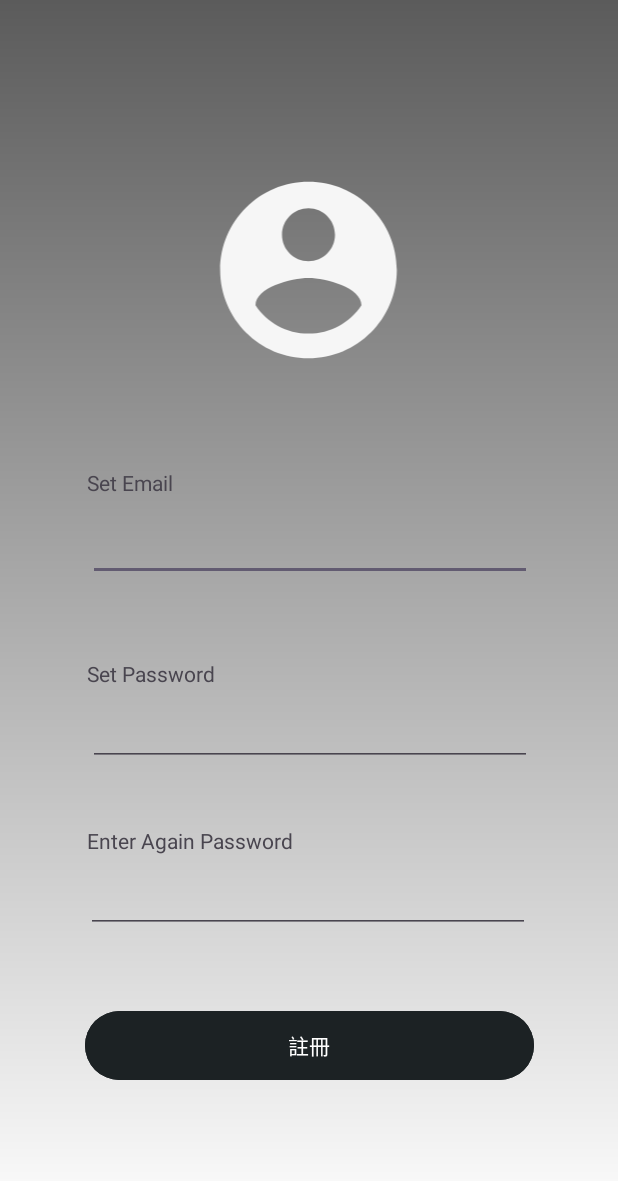
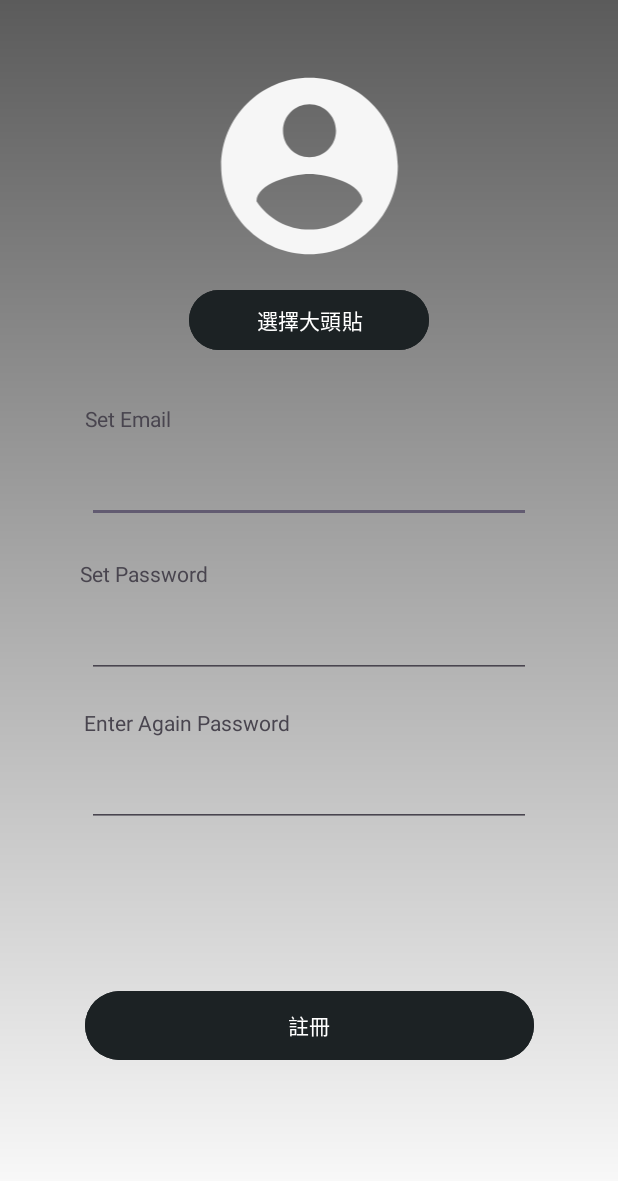
Before and after one commit to Yanruckater/Change_thing_android, an Android app: the register_view screen opened directly, with no data from a screen before it, after a tap on "註冊", on a phone screen of 412 x 824 dp. Shown: the top 1181 px of the screen. Run offline under Robolectric (Android 15) with nearby library versions, the phone set to English and light mode, and no system bars; our stand-ins replace Firebase (no records; nobody signed in at launch, a user with empty details on screens opened directly).

Commit message:
feat:upload_image

```diff
--- a/app/src/main/java/com/example/change_things_android_final_demo/register_view.java
+++ b/app/src/main/java/com/example/change_things_android_final_demo/register_view.java
@@ -1,86 +1,192 @@
 package com.example.change_things_android_final_demo;
 
 import android.content.Intent;
+import android.net.Uri;
 import android.os.Bundle;
-import android.view.View;
+import android.util.Log;
 import android.widget.Button;
+import android.widget.EditText;
 import android.widget.ImageView;
-import android.widget.TextView;
 import android.widget.Toast;
 
-import androidx.activity.EdgeToEdge;
+import androidx.activity.result.ActivityResultLauncher;
+import androidx.activity.result.contract.ActivityResultContracts;
 import androidx.appcompat.app.AppCompatActivity;
-import androidx.core.graphics.Insets;
-import androidx.core.view.ViewCompat;
-import androidx.core.view.WindowInsetsCompat;
 
-import com.google.firebase.Firebase;
+import com.bumptech.glide.Glide;
 import com.google.firebase.auth.FirebaseAuth;
 import com.google.firebase.auth.FirebaseUser;
+import com.google.firebase.auth.UserProfileChangeRequest;
+import com.google.firebase.firestore.FirebaseFirestore;
+import com.google.firebase.firestore.FieldValue;
+import com.google.firebase.storage.FirebaseStorage;
+import com.google.firebase.storage.StorageReference;
+import com.google.firebase.storage.StorageMetadata;
+import com.google.firebase.storage.UploadTask;
+
+import java.util.HashMap;
+import java.util.Map;
 
 public class register_view extends AppCompatActivity {
-    public Button mbuttonRegister;
-    private TextView mtextViewEmail, mtextViewPassword, mtextViewPassword2;
-    ImageView mimageView;
+
+    private EditText mEmail, mPassword;
+    private Button mRegister, mUploadImage;
+    private ImageView mImageView;
 
     private FirebaseAuth mAuth;
+    private FirebaseFirestore mFirestore;
+    private StorageReference storageRef;
+    private Uri profileImageUri;
+    private UploadTask uploadTask;
 
     @Override
     protected void onCreate(Bundle savedInstanceState) {
         super.onCreate(savedInstanceState);
-        EdgeToEdge.enable(this);
         setContentView(R.layout.activity_register_view);
-        ViewCompat.setOnApplyWindowInsetsListener(findViewById(R.id.main), (v, insets) -> {
-            Insets systemBars = insets.getInsets(WindowInsetsCompat.Type.systemBars());
-            v.setPadding(systemBars.left, systemBars.top, systemBars.right, systemBars.bottom);
-            return insets;
+
+        // 初始化UI元件
+        mEmail = findViewById(R.id.editTextEmailAddress2);
+        mPassword = findViewById(R.id.editregisterPassword);
+        mRegister = findViewById(R.id.register);
+        mUploadImage = findViewById(R.id.upload_image);
+        mImageView = findViewById(R.id.imageview);
+
+        // 初始化Firebase服務
+        mAuth = FirebaseAuth.getInstance();
+        mFirestore = FirebaseFirestore.getInstance();
+        storageRef = FirebaseStorage.getInstance().getReference();
+
+        // 圖片選擇器
+        ActivityResultLauncher<String> imagePicker = registerForActivityResult(
+                new ActivityResultContracts.GetContent(),
+                uri -> {
+                    if (uri != null) {
+                        profileImageUri = uri;
+                        Glide.with(this).load(uri).into(mImageView);
+                    }
                 });
-        mbuttonRegister = findViewById(R.id.button4);
-        mtextViewEmail = findViewById(R.id.editTextEmailAddress2);
-        mtextViewPassword = findViewById(R.id.editregisterPassword);
-        mtextViewPassword2 = findViewById(R.id.editregisterPassword2);
-        mimageView = findViewById(R.id.imageView2);
 
-        mAuth = FirebaseAuth.getInstance();
+        mUploadImage.setOnClickListener(v -> imagePicker.launch("image/*"));
 
+        mRegister.setOnClickListener(v -> registerUser());
+    }
 
-        mimageView.setImageDrawable(getResources().getDrawable(R.drawable.baseline_account_circle_24));
-        mbuttonRegister.setOnClickListener(new View.OnClickListener() {
-            @Override
-            public void onClick(View v) {
-                String email = mtextViewEmail.getText().toString().trim();
-                String password = mtextViewPassword.getText().toString().trim();
-                String password2 = mtextViewPassword2.getText().toString().trim();
+    private void registerUser() {
+        String email = mEmail.getText().toString().trim();
+        String password = mPassword.getText().toString().trim();
 
-                if (email.isEmpty() || password.isEmpty() || password2.isEmpty()) {
-                    Toast.makeText(register_view.this, "請完整填寫所有欄位", Toast.LENGTH_SHORT).show();
+        // 輸入驗證
+        if (email.isEmpty() || password.isEmpty()) {
+            Toast.makeText(this, "請輸入信箱和密碼", Toast.LENGTH_SHORT).show();
             return;
         }
 
-                if (!password.equals(password2)) {
-                    Toast.makeText(register_view.this, "兩次密碼不一致", Toast.LENGTH_SHORT).show();
+        if (profileImageUri == null) {
+            Toast.makeText(this, "請選擇頭像圖片", Toast.LENGTH_SHORT).show();
             return;
         }
 
+        // 禁用按鈕防止重複提交
+        mRegister.setEnabled(false);
+        Toast.makeText(this, "註冊中...", Toast.LENGTH_SHORT).show();
+
+        // 創建用戶帳號
         mAuth.createUserWithEmailAndPassword(email, password)
                 .addOnCompleteListener(task -> {
                     if (task.isSuccessful()) {
-                                FirebaseUser user = mAuth.getCurrentUser();
-                                Toast.makeText(register_view.this, "註冊成功", Toast.LENGTH_SHORT).show();
-                                // 導向登入畫面
-                                Intent intent = new Intent(register_view.this, login_view.class);
-                                startActivity(intent);
-                                finish();
+                        uploadImageToFirebase();
                     } else {
-                                Toast.makeText(register_view.this, "註冊失敗：" + task.getException().getMessage(), Toast.LENGTH_SHORT).show();
+                        Toast.makeText(this, "註冊失敗: " + task.getException().getMessage(),
+                                Toast.LENGTH_LONG).show();
+                        mRegister.setEnabled(true);
                     }
                 });
     }
+
+    private void uploadImageToFirebase() {
+        FirebaseUser user = mAuth.getCurrentUser();
+        if (user == null || profileImageUri == null) {
+            mRegister.setEnabled(true);
+            return;
+        }
+
+        // 結構化儲存路徑：users/{uid}/profile_images/profile_{timestamp}.jpg
+        String imagePath = "users/" + user.getUid() +
+                "/profile_images/profile_" + System.currentTimeMillis() + ".jpg";
+
+        StorageReference profileRef = storageRef.child(imagePath);
+
+        // 設定檔案中繼資料
+        StorageMetadata metadata = new StorageMetadata.Builder()
+                .setContentType("image/jpeg")
+                .setCustomMetadata("uploader", user.getUid())
+                .build();
+
+        // 執行上傳
+        uploadTask = profileRef.putFile(profileImageUri, metadata);
+        uploadTask.addOnProgressListener(taskSnapshot -> {
+                    double progress = (100.0 * taskSnapshot.getBytesTransferred()) /
+                            taskSnapshot.getTotalByteCount();
+                    Log.d("Upload", "進度: " + progress + "%");
+                })
+                .addOnSuccessListener(taskSnapshot -> {
+                    // 獲取下載URL
+                    profileRef.getDownloadUrl().addOnSuccessListener(uri -> {
+                        updateUserProfile(user, uri.toString(), imagePath);
                     });
+                })
+                .addOnFailureListener(e -> {
+                    Toast.makeText(this, "圖片上傳失敗: " + e.getMessage(),
+                            Toast.LENGTH_LONG).show();
+                    mRegister.setEnabled(true);
+                });
+    }
 
+    private void updateUserProfile(FirebaseUser user, String imageUrl, String imagePath) {
+        UserProfileChangeRequest profileUpdates = new UserProfileChangeRequest.Builder()
+                .setDisplayName(user.getEmail().split("@")[0]) // 使用信箱前綴作為預設名稱
+                .setPhotoUri(Uri.parse(imageUrl))
+                .build();
 
+        user.updateProfile(profileUpdates)
+                .addOnCompleteListener(task -> {
+                    if (task.isSuccessful()) {
+                        saveUserDataToFirestore(user.getUid(), imageUrl, imagePath);
+                    } else {
+                        Toast.makeText(this, "更新個人資料失敗", Toast.LENGTH_SHORT).show();
+                        mRegister.setEnabled(true);
+                    }
+                });
+    }
 
+    private void saveUserDataToFirestore(String userId, String imageUrl, String imagePath) {
+        Map<String, Object> userData = new HashMap<>();
+        userData.put("email", mAuth.getCurrentUser().getEmail());
+        userData.put("profileImageUrl", imageUrl);
+        userData.put("profileImagePath", imagePath);
+        userData.put("createdAt", FieldValue.serverTimestamp());
+        userData.put("lastLogin", FieldValue.serverTimestamp());
 
+        mFirestore.collection("users").document(userId)
+                .set(userData)
+                .addOnSuccessListener(aVoid -> {
+                    Toast.makeText(this, "註冊成功！", Toast.LENGTH_SHORT).show();
+                    startActivity(new Intent(this, login_view.class));
+                    finish();
+                })
+                .addOnFailureListener(e -> {
+                    Toast.makeText(this, "資料儲存失敗: " + e.getMessage(),
+                            Toast.LENGTH_SHORT).show();
+                    mRegister.setEnabled(true);
+                });
+    }
 
+    @Override
+    protected void onDestroy() {
+        super.onDestroy();
+        // 取消進行中的上傳任務
+        if (uploadTask != null && uploadTask.isInProgress()) {
+            uploadTask.cancel();
         }
     }
+}
--- a/app/src/main/res/layout/activity_register_view.xml
+++ b/app/src/main/res/layout/activity_register_view.xml
@@ -8,93 +8,115 @@
     android:background="@drawable/background_color"
     tools:context=".register_view">
 
+    <!-- 上方頭像 -->
+    <ImageView
+        android:id="@+id/imageview"
+        android:layout_width="154dp"
+        android:layout_height="141dp"
+        android:layout_marginTop="40dp"
+        app:layout_constraintTop_toTopOf="parent"
+        app:layout_constraintStart_toStartOf="parent"
+        app:layout_constraintEnd_toEndOf="parent"
+        app:srcCompat="@drawable/baseline_account_circle_24" />
+
+    <!-- 上傳圖片按鈕 -->
+    <Button
+        android:id="@+id/upload_image"
+        android:layout_width="160dp"
+        android:layout_height="wrap_content"
+        android:layout_marginTop="8dp"
+        android:backgroundTint="#1C2224"
+        android:text="選擇大頭貼"
+        android:textColor="@android:color/white"
+        app:layout_constraintEnd_toEndOf="parent"
+        app:layout_constraintStart_toStartOf="parent"
+        app:layout_constraintTop_toBottomOf="@+id/imageview" />
+
+    <!-- Set Email -->
+
     <TextView
-        android:id="@+id/textView3"
+        android:id="@+id/textView5"
         android:layout_width="wrap_content"
         android:layout_height="wrap_content"
-        android:text="Enter Again Password"
-        app:layout_constraintBottom_toTopOf="@+id/editregisterPassword2"
+        android:layout_marginTop="32dp"
+        android:text="Set Email"
         app:layout_constraintEnd_toEndOf="parent"
-        app:layout_constraintHorizontal_bias="0.212"
-        app:layout_constraintStart_toStartOf="parent" />
+        app:layout_constraintHorizontal_bias="0.159"
+        app:layout_constraintStart_toStartOf="parent"
+        app:layout_constraintTop_toBottomOf="@+id/upload_image" />
 
-    <Button
-        android:id="@+id/button4"
-        android:layout_width="299dp"
-        android:layout_height="54dp"
-        android:layout_marginBottom="100dp"
-        android:backgroundTint="#1C2224"
-        android:text="註冊"
-        app:layout_constraintBottom_toBottomOf="parent"
+    <EditText
+        android:id="@+id/editTextEmailAddress2"
+        android:layout_width="296dp"
+        android:layout_height="52dp"
+        android:ems="10"
+        android:inputType="textEmailAddress"
+        app:layout_constraintTop_toBottomOf="@+id/textView5"
+        app:layout_constraintStart_toStartOf="parent"
         app:layout_constraintEnd_toEndOf="parent"
-        app:layout_constraintStart_toStartOf="parent" />
+        android:layout_marginTop="8dp" />
+
+    <!-- Set Password -->
 
     <TextView
         android:id="@+id/textView4"
         android:layout_width="wrap_content"
         android:layout_height="wrap_content"
+        android:layout_marginStart="-220dp"
+        android:layout_marginTop="24dp"
         android:text="Set Password"
-        app:layout_constraintBottom_toTopOf="@+id/editregisterPassword"
         app:layout_constraintEnd_toEndOf="parent"
-        app:layout_constraintHorizontal_bias="0.178"
-        app:layout_constraintStart_toStartOf="parent" />
-
-    <EditText
-        android:id="@+id/editTextEmailAddress2"
-        android:layout_width="296dp"
-        android:layout_height="52dp"
-        android:layout_marginBottom="52dp"
-        android:ems="10"
-        android:inputType="textEmailAddress"
-        app:layout_constraintBottom_toTopOf="@+id/textView4"
-        app:layout_constraintEnd_toEndOf="parent"
-        app:layout_constraintHorizontal_bias="0.504"
-        app:layout_constraintStart_toStartOf="parent" />
-
-    <TextView
-        android:id="@+id/textView5"
-        android:layout_width="wrap_content"
-        android:layout_height="wrap_content"
-        android:layout_marginBottom="4dp"
-        android:text="Set Email"
-        app:layout_constraintBottom_toTopOf="@+id/editTextEmailAddress2"
-        app:layout_constraintEnd_toEndOf="parent"
-        app:layout_constraintHorizontal_bias="0.164"
-        app:layout_constraintStart_toStartOf="parent" />
-
-    <ImageView
-        android:id="@+id/imageView2"
-        android:layout_width="154dp"
-        android:layout_height="141dp"
-        app:layout_constraintBottom_toTopOf="@+id/textView5"
-        app:layout_constraintEnd_toEndOf="parent"
-        app:layout_constraintHorizontal_bias="0.498"
         app:layout_constraintStart_toStartOf="parent"
-        app:layout_constraintTop_toTopOf="parent"
-        app:layout_constraintVertical_bias="0.641"
-        app:srcCompat="@drawable/baseline_account_circle_24" />
+        app:layout_constraintTop_toBottomOf="@+id/editTextEmailAddress2" />
 
     <EditText
         android:id="@+id/editregisterPassword"
         android:layout_width="296dp"
         android:layout_height="52dp"
-        android:layout_marginBottom="40dp"
         android:ems="10"
         android:inputType="textPassword"
-        app:layout_constraintBottom_toTopOf="@+id/textView3"
+        app:layout_constraintTop_toBottomOf="@+id/textView4"
+        app:layout_constraintStart_toStartOf="parent"
         app:layout_constraintEnd_toEndOf="parent"
-        app:layout_constraintHorizontal_bias="0.504"
-        app:layout_constraintStart_toStartOf="parent" />
+        android:layout_marginTop="8dp" />
+
+    <!-- Confirm Password -->
+
+    <TextView
+        android:id="@+id/textView3"
+        android:layout_width="wrap_content"
+        android:layout_height="wrap_content"
+        android:layout_marginTop="20dp"
+        android:text="Enter Again Password"
+        app:layout_constraintEnd_toEndOf="parent"
+        app:layout_constraintHorizontal_bias="0.205"
+        app:layout_constraintStart_toStartOf="parent"
+        app:layout_constraintTop_toBottomOf="@+id/editregisterPassword" />
 
     <EditText
         android:id="@+id/editregisterPassword2"
         android:layout_width="296dp"
         android:layout_height="52dp"
-        android:layout_marginBottom="48dp"
         android:ems="10"
         android:inputType="textPassword"
-        app:layout_constraintBottom_toTopOf="@+id/button4"
+        app:layout_constraintTop_toBottomOf="@+id/textView3"
+        app:layout_constraintStart_toStartOf="parent"
         app:layout_constraintEnd_toEndOf="parent"
-        app:layout_constraintHorizontal_bias="0.495"
-        app:layout_constraintStart_toStartOf="parent" />
+        android:layout_marginTop="8dp" />
+
+    <!-- 註冊按鈕 -->
+    <Button
+        android:id="@+id/register"
+        android:layout_width="299dp"
+        android:layout_height="54dp"
+        android:text="註冊"
+        android:backgroundTint="#1C2224"
+        android:textColor="@android:color/white"
+        app:layout_constraintTop_toBottomOf="@+id/editregisterPassword2"
+        app:layout_constraintBottom_toBottomOf="parent"
+        app:layout_constraintStart_toStartOf="parent"
+        app:layout_constraintEnd_toEndOf="parent"
+        android:layout_marginTop="24dp"
+        android:layout_marginBottom="32dp" />
+
 </androidx.constraintlayout.widget.ConstraintLayout>
```
Also changed, not shown: app/build.gradle (+25 -19 lines), 1 other file. Lines whose indentation alone changed are shown as unchanged.
